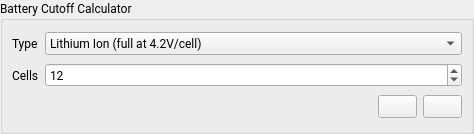
Before: the Qt Designer form widgets/batterycalculator.ui in njupt-robomasters/vesc_tool-zh, drawn with Qt 5.
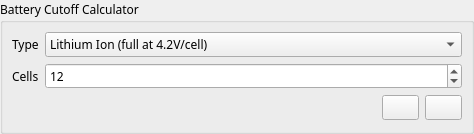
After: the same form once the commit is applied.

Commit message:
字体修复: .ui文件中Roboto替换为Microsoft YaHei
pageappadc.ui, pageappnrf.ui, pageapppas.ui, mainwindow.ui,
parametereditor.ui, adcmap.ui, batterycalculator.ui
及其vesc_tool-master副本中的<family>Roboto</family>
全部替换为<family>Microsoft YaHei</family>

```diff
--- a/widgets/batterycalculator.ui
+++ b/widgets/batterycalculator.ui
@@ -12,7 +12,7 @@
   </property>
   <property name="font">
    <font>
-    <family>Roboto</family>
+    <family>Microsoft YaHei</family>
    </font>
   </property>
   <property name="windowTitle">
```
The commit also changes 13 other files.
